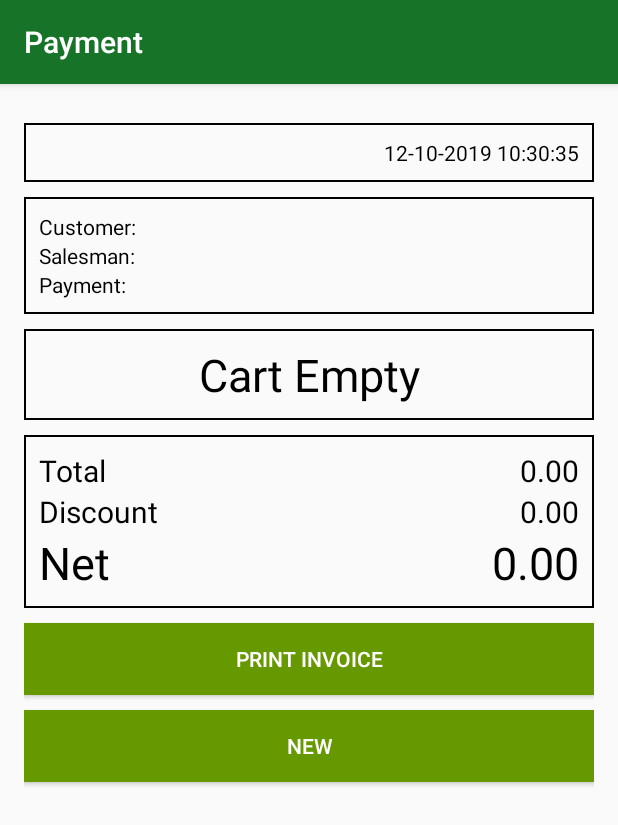
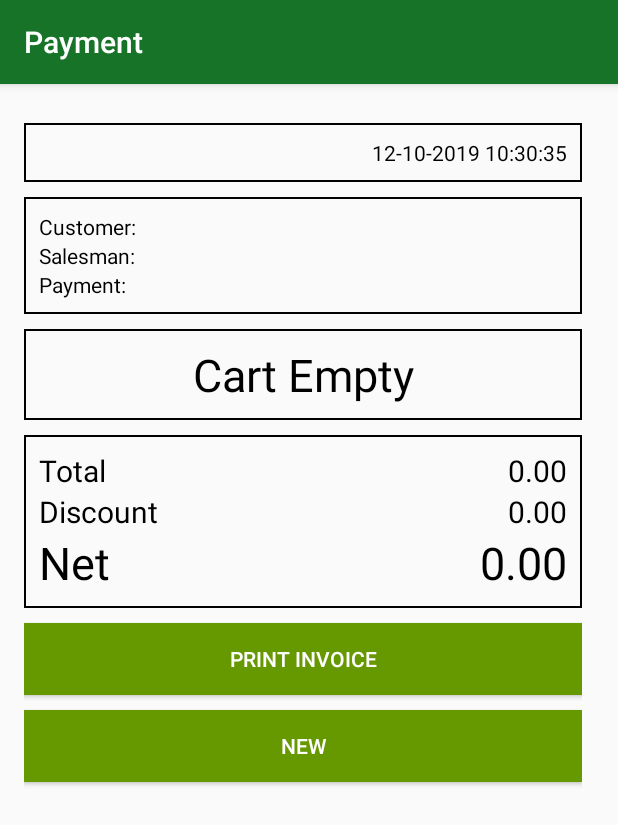
Before and after one commit to shamilsk1989/EInventory, an Android app: the PrintViewActivity screen opened directly, with no data from a screen before it, on a phone screen of 412 x 824 dp. Shown: the top 825 px of the screen. Run offline under Robolectric (Android 15) with nearby library versions, the phone set to English and light mode, and no system bars; our stand-ins replace ButterKnife, Volley; libraries missing offline, so code that uses them is left out: com.itextpdf.text.

Commit message:
printing fixed

```diff
--- a/app/src/main/java/com/alhikmahpro/www/e_inventory/Data/CreatePdf.java
+++ b/app/src/main/java/com/alhikmahpro/www/e_inventory/Data/CreatePdf.java
@@ -47,7 +47,7 @@ public class CreatePdf extends AsyncTask<String,Void,String> {
     private static final String TAG = "CreatePdf";
 
     private String customerName="", invoiceDate, salesmanId, customerCode, paymentMode, Type;
-    private String companyName="", companyAddress="", companyPhone="", footer="";
+    private String companyName="xxxx", companyAddress="xxxx", companyPhone="xxxx", footer="xxxx";
     private double netAmount, discountAmount, base_total;
     private String fileName;
     public CreatePdf(Context mContext, String invoiceNo) {
--- a/app/src/main/res/layout/activity_print.xml
+++ b/app/src/main/res/layout/activity_print.xml
@@ -2,18 +2,23 @@
 <android.support.constraint.ConstraintLayout
 
     xmlns:android="http://schemas.android.com/apk/res/android"
+    xmlns:app="http://schemas.android.com/apk/res-auto"
     xmlns:tools="http://schemas.android.com/tools"
     android:layout_width="match_parent"
     android:layout_height="match_parent"
     android:layout_marginLeft="16dp"
-    android:layout_marginRight="16dp"
-    android:layout_marginTop="16dp">
-
+    android:layout_marginTop="16dp"
+    android:layout_marginRight="16dp">
 
 
     <ScrollView
-        android:layout_width="match_parent"
-        android:layout_height="wrap_content">
+        android:id="@+id/scrollView2"
+        android:layout_width="0dp"
+        android:layout_height="wrap_content"
+        android:layout_marginEnd="8dp"
+        app:layout_constraintEnd_toEndOf="parent"
+        app:layout_constraintStart_toStartOf="parent"
+        app:layout_constraintTop_toTopOf="parent">
 
         <LinearLayout
             android:id="@+id/header_layout"
@@ -121,14 +126,13 @@
                 </android.support.v7.widget.RecyclerView>
 
                 <TextView
+                    android:id="@+id/txtEmpty"
                     android:layout_width="match_parent"
                     android:layout_height="wrap_content"
-                    android:id="@+id/txtEmpty"
+                    android:gravity="center"
                     android:text="Cart Empty"
                     android:textColor="@android:color/black"
-                    android:textSize="30sp"
-                    android:gravity="center"
-                    />
+                    android:textSize="30sp" />
             </LinearLayout>
 
             <RelativeLayout
@@ -162,8 +166,8 @@
                     android:id="@+id/txtDiscName"
                     android:layout_width="wrap_content"
                     android:layout_height="wrap_content"
+                    android:layout_below="@+id/txtTotalName"
                     android:layout_alignParentStart="true"
-                    android:layout_below="@+id/txtTotalName"
                     android:gravity="center"
                     android:text="Discount"
                     android:textColor="@android:color/black"
@@ -174,8 +178,8 @@
                     android:id="@+id/txtDiscAmount"
                     android:layout_width="wrap_content"
                     android:layout_height="wrap_content"
+                    android:layout_below="@+id/txtTotalAmount"
                     android:layout_alignParentEnd="true"
-                    android:layout_below="@+id/txtTotalAmount"
                     android:gravity="center"
                     android:text="00.00"
                     android:textColor="@android:color/black"
@@ -185,8 +189,8 @@
                     android:id="@+id/txtNetName"
                     android:layout_width="wrap_content"
                     android:layout_height="wrap_content"
+                    android:layout_below="@+id/txtDiscName"
                     android:layout_alignParentStart="true"
-                    android:layout_below="@+id/txtDiscName"
                     android:gravity="center"
 
                     android:text="Net"
@@ -197,22 +201,22 @@
                     android:id="@+id/txtNetAmount"
                     android:layout_width="wrap_content"
                     android:layout_height="wrap_content"
+                    android:layout_below="@+id/txtDiscName"
                     android:layout_alignParentEnd="true"
-                    android:layout_below="@+id/txtDiscName"
                     android:gravity="center"
                     android:text="00.00"
                     android:textColor="@android:color/black"
                     android:textSize="@dimen/main_title_text_size" />
             </RelativeLayout>
+
             <Button
                 android:id="@+id/btn_print"
                 android:layout_width="match_parent"
                 android:layout_height="wrap_content"
+                android:layout_marginTop="10dp"
+                android:background="@android:color/holo_green_dark"
                 android:text="print invoice"
-                android:background="@android:color/holo_green_dark"
-                android:textColor="@android:color/white"
-                android:layout_marginTop="10dp"
-                />
+                android:textColor="@android:color/white" />
 
             <Button
                 android:id="@+id/btn_new"
@@ -221,10 +225,9 @@
                 android:layout_marginTop="10dp"
                 android:layout_marginBottom="10dp"
 
+                android:background="@android:color/holo_green_dark"
                 android:text="new"
-                android:background="@android:color/holo_green_dark"
-                android:textColor="@android:color/white"
-                />
+                android:textColor="@android:color/white" />
 
 
             <!--<LinearLayout-->
```
Also changed, not shown: app/src/main/java/com/alhikmahpro/www/e_inventory/View/HomeFragment.java (+45 -1 lines), app/src/main/java/com/alhikmahpro/www/e_inventory/View/PrintViewActivity.java (+87 -2 lines), app/src/main/java/com/alhikmahpro/www/e_inventory/View/ReceiptActivity.java (+11 -5 lines), app/src/main/res/layout/fragment_home.xml (+41 -6 lines). Lines whose indentation alone changed are shown as unchanged.
